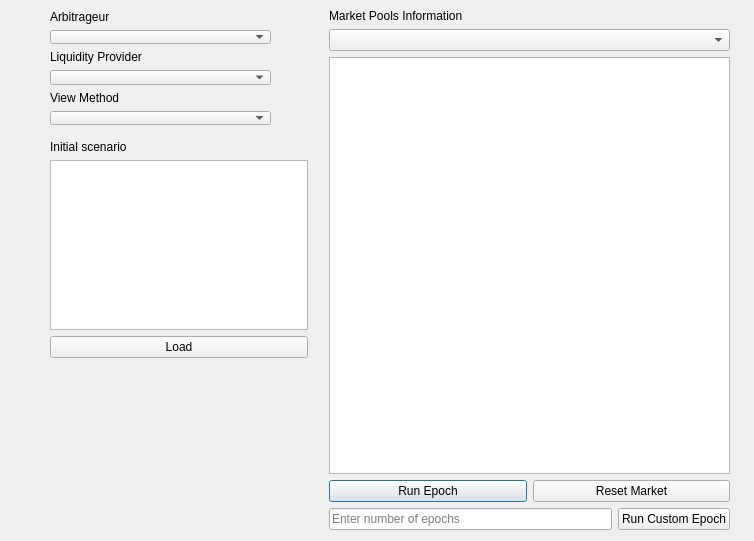
The window that SimulationPlayground.ui (LiquidityProtocol/AMM-Simulator) describes before a commit, drawn with Qt 5.
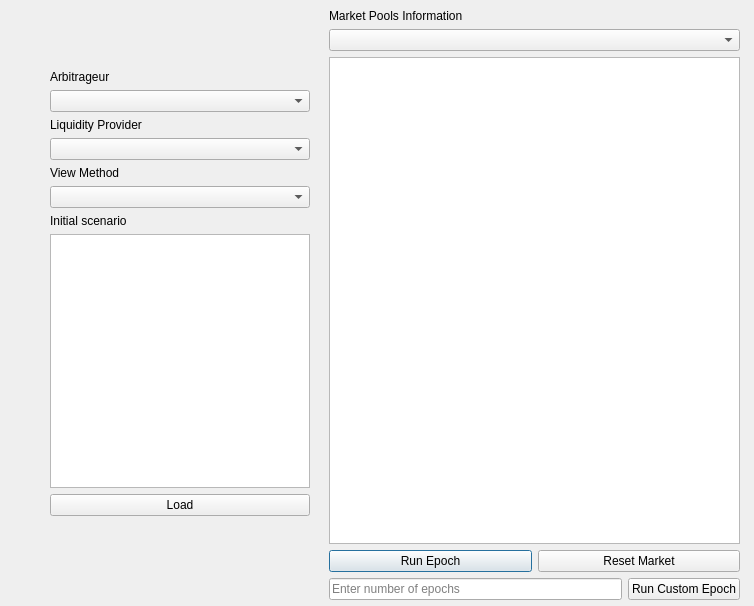
The same window after the commit.

Patch:
```diff
--- a/SimulationPlayground.ui
+++ b/SimulationPlayground.ui
@@ -7,7 +7,7 @@
     <x>0</x>
     <y>0</y>
     <width>754</width>
-    <height>541</height>
+    <height>606</height>
    </rect>
   </property>
   <property name="windowTitle">
@@ -18,8 +18,8 @@
     <rect>
      <x>329</x>
      <y>9</y>
-     <width>401</width>
-     <height>521</height>
+     <width>411</width>
+     <height>591</height>
     </rect>
    </property>
    <layout class="QVBoxLayout" name="verticalLayout">
@@ -78,18 +78,17 @@
     </item>
    </layout>
   </widget>
-  <widget class="QWidget" name="layoutWidget">
+  <widget class="QWidget" name="">
    <property name="geometry">
     <rect>
      <x>50</x>
-     <y>10</y>
-     <width>221</width>
-     <height>115</height>
      <y>70</y>
-     <width>161</width>
-     <height>211</height>
+     <width>260</width>
+     <height>446</height>
     </rect>
    </property>
+   <layout class="QVBoxLayout" name="verticalLayout_4">
+    <item>
    <layout class="QVBoxLayout" name="verticalLayout_2">
     <item>
      <widget class="QLabel" name="label_2">
@@ -130,16 +129,8 @@
      <widget class="QComboBox" name="View_Options"/>
     </item>
    </layout>
-  </widget>
-  <widget class="QWidget" name="">
-   <property name="geometry">
-    <rect>
-     <x>50</x>
-     <y>140</y>
-     <width>258</width>
-     <height>218</height>
-    </rect>
-   </property>
+    </item>
+    <item>
    <layout class="QVBoxLayout" name="verticalLayout_3">
     <item>
      <widget class="QLabel" name="label_4">
@@ -157,6 +148,8 @@
        <string>Load</string>
       </property>
      </widget>
+      </item>
+     </layout>
     </item>
    </layout>
   </widget>
```
Left out of the diff: 2 changed lines with no effect on the pictures. Lines whose indentation alone changed are shown as unchanged.
